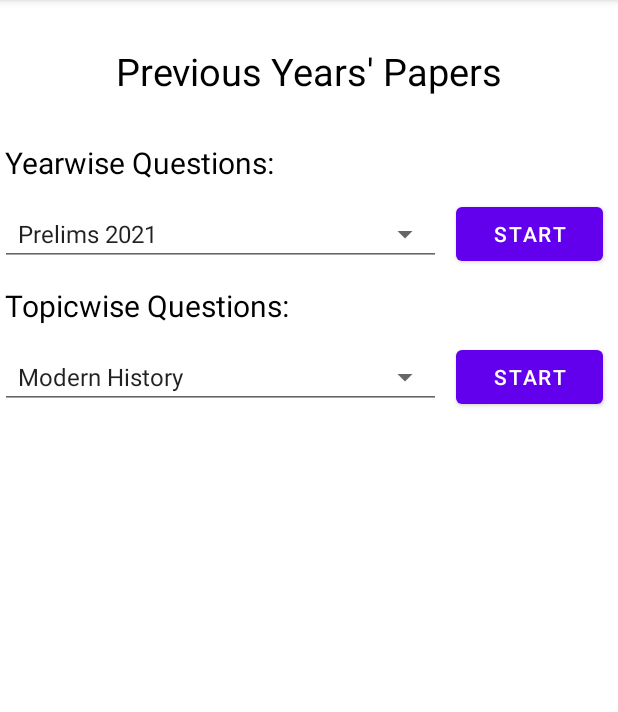
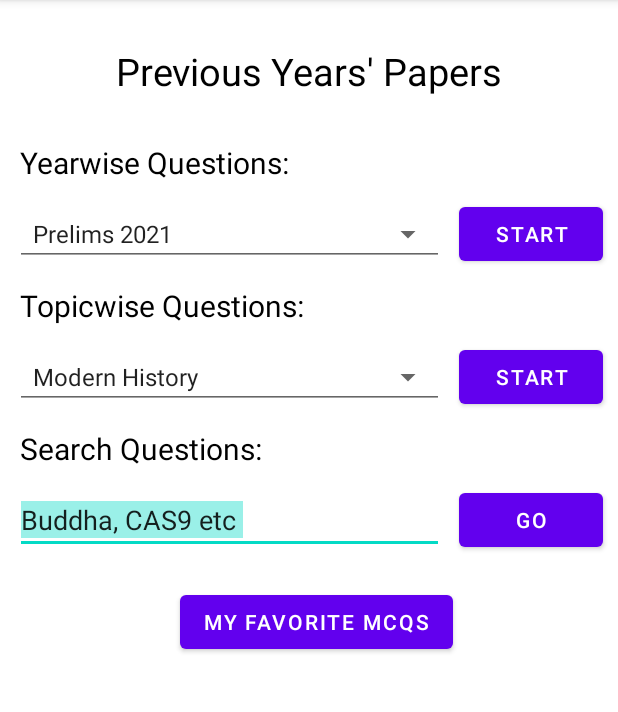
Before and after one commit to shashikantz/MyAwesomeQuiz, an Android app: the screen it shows after launch (StartingScreenActivity), on a phone screen of 412 x 824 dp, the part 84-796 px from its top. Run offline under Robolectric (Android 15) with nearby library versions, the phone set to English and light mode, and no system bars.

Commit message:
Search Questions feature added.

```diff
--- a/MyAwesomeQuiz/app/src/main/java/com/example/myawesomequiz/activities/main/StartingScreenActivity.java
+++ b/MyAwesomeQuiz/app/src/main/java/com/example/myawesomequiz/activities/main/StartingScreenActivity.java
@@ -6,6 +6,7 @@ import android.util.Log;
 import android.view.View;
 import android.widget.ArrayAdapter;
 import android.widget.Button;
+import android.widget.EditText;
 import android.widget.Spinner;
 
 import androidx.appcompat.app.AppCompatActivity;
@@ -16,6 +17,7 @@ import com.example.myawesomequiz.activities.quiz.QuizActivity;
 import com.example.myawesomequiz.models.QuizContract;
 
 public class StartingScreenActivity extends AppCompatActivity {
+    private static final String TAG = "StartingScreenActivity";
     RecyclerView recyclerView;
 
     @Override
@@ -62,6 +64,26 @@ public class StartingScreenActivity extends AppCompatActivity {
 
         });
 
+        EditText searchText = findViewById(R.id.edittext_search_questions);
+        searchText.setSelectAllOnFocus(true);
+        Button btnSearch = findViewById(R.id.btn_search_questions);
+        btnSearch.setOnClickListener(new View.OnClickListener() {
+            @Override
+            public void onClick(View view) {
+                String searchString = searchText.getText().toString();
+                Log.d(TAG, "btnSearch clicked! for string: " + searchString);
+                startQuiz(QuizContract.QuestionsTable.COLUMN_QUESTION, searchString);
+            }
+        });
+
+
+        Button btnFavoriteSearch = findViewById(R.id.btn_favorite_questions);
+        btnFavoriteSearch.setOnClickListener(new View.OnClickListener() {
+            @Override
+            public void onClick(View view) {
+               startQuiz(QuizContract.FavoritesTable.COLUMN_IS_FAVORITE, "1");
+            }
+        });
     }
 
     private void startQuiz(String columnName, String columnValue) {
--- a/MyAwesomeQuiz/app/src/main/java/com/example/myawesomequiz/activities/quiz/QuizDBAdapter.java
+++ b/MyAwesomeQuiz/app/src/main/java/com/example/myawesomequiz/activities/quiz/QuizDBAdapter.java
@@ -37,7 +37,7 @@ public class QuizDBAdapter {
                 + "LEFT JOIN " + QuizContract.FavoritesTable.TABLE_NAME + " "
                 + "ON " +  QuizContract.QuestionsTable.TABLE_NAME + "." + QuizContract.QuestionsTable.COLUMN_ID
                 + " = " + QuizContract.FavoritesTable.TABLE_NAME + "." +  QuizContract.FavoritesTable.COLUMN_QUESTION_ID + " "
-                + "WHERE " + columnName + " = " + "'" + columnValue + "'" + " "
+                + "WHERE " + columnName + " LIKE " + "'%" + columnValue + "%'" + " "
                 + "ORDER BY " + QuizContract.QuestionsTable.COLUMN_QUE_TYPE_VALUE + " DESC";
         Log.d(TAG, "getTestData >> sqlQuery: " + sqlQuery);
 
@@ -62,7 +62,6 @@ public class QuizDBAdapter {
                     question.setExplanation(c.getString(c.getColumnIndex(QuizContract.QuestionsTable.COLUMN_EXPLANATION)));
 
                     String isFavorite = c.getString(c.getColumnIndex(QuizContract.FavoritesTable.COLUMN_IS_FAVORITE));
-                    Log.e(TAG, "setFavorite is : >>" + isFavorite+ " Q id: " + question.getId() );
                     if(isFavorite != null){
                         question.setFavorite(true);
                         Log.e(TAG, "setFavorite is true!!!! >>" + " Q id: " + question.getId() );
--- a/MyAwesomeQuiz/app/src/main/java/com/example/myawesomequiz/database/DataBaseHelper.java
+++ b/MyAwesomeQuiz/app/src/main/java/com/example/myawesomequiz/database/DataBaseHelper.java
@@ -14,7 +14,7 @@ import android.util.Log;
 public class DataBaseHelper extends SQLiteOpenHelper {
 
     private static String TAG = "DataBaseHelper"; // Tag just for the LogCat window
-    private static String DB_NAME ="awesomequiz"; // Database name
+    private static String DB_NAME ="9616827646"; // Database name
     private static int DB_VERSION = 1; // Database version
     private final File DB_FILE;
     private final Context mContext;
--- a/MyAwesomeQuiz/app/src/main/res/layout/activity_starting_screen.xml
+++ b/MyAwesomeQuiz/app/src/main/res/layout/activity_starting_screen.xml
@@ -29,6 +29,7 @@
         <LinearLayout
             android:layout_width="match_parent"
             android:layout_height="match_parent"
+            android:layout_marginLeft="10dp"
             android:gravity="left"
             android:orientation="vertical">
 
@@ -69,7 +70,6 @@
 
             </LinearLayout>
 
-            <!-- Border between two question cards -->
 
             <TextView
                 android:id="@+id/previous_papers_heading3"
@@ -109,6 +109,52 @@
             </LinearLayout>
 
 
+            <TextView
+                android:id="@+id/search_questions_heading"
+                android:layout_width="wrap_content"
+                android:layout_height="wrap_content"
+                android:layout_marginLeft="3dp"
+                android:layout_weight="1"
+                android:text="Search Questions:"
+                android:textColor="@android:color/black"
+                android:textSize="20sp" />
+
+            <LinearLayout
+                android:layout_width="match_parent"
+                android:layout_height="match_parent"
+                android:orientation="horizontal"
+                android:weightSum="4">
+
+
+                <EditText
+                    android:id="@+id/edittext_search_questions"
+                    android:layout_width="0dp"
+                    android:layout_height="wrap_content"
+                    android:layout_gravity="center"
+                    android:maxLength="50"
+                    android:layout_weight="3"
+                    android:text="Buddha, CAS9 etc " />
+
+
+                <Button
+                    android:id="@+id/btn_search_questions"
+                    android:layout_width="0dp"
+                    android:layout_height="wrap_content"
+                    android:layout_centerInParent="true"
+                    android:layout_margin="10dp"
+                    android:layout_weight="1"
+                    android:text="GO" />
+
+            </LinearLayout>
+
+            <Button
+                android:id="@+id/btn_favorite_questions"
+                android:layout_width="wrap_content"
+                android:layout_height="wrap_content"
+                android:layout_gravity="center"
+                android:layout_margin="10dp"
+                android:text="My Favorite MCQs" />
+
         </LinearLayout>
     </ScrollView>
 
```
Also changed, not shown: 1 other file.
